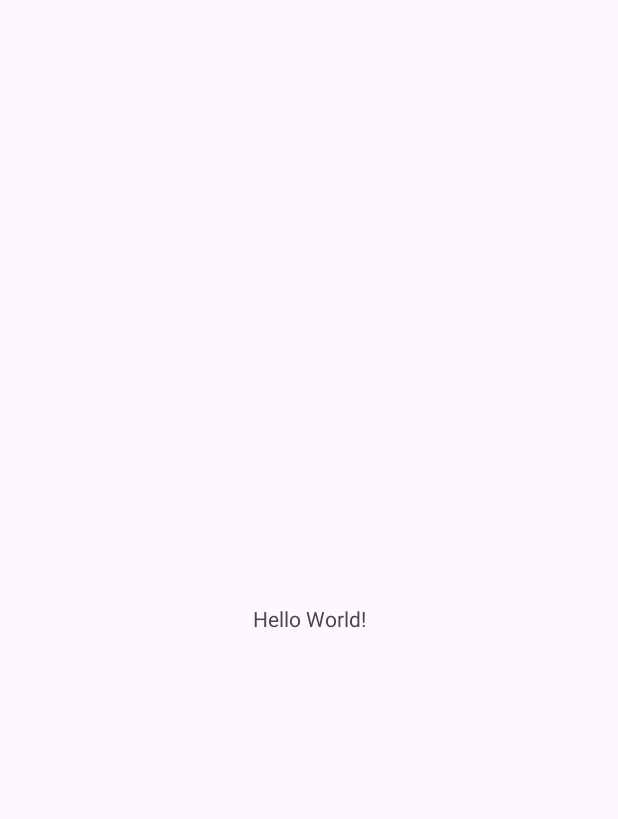
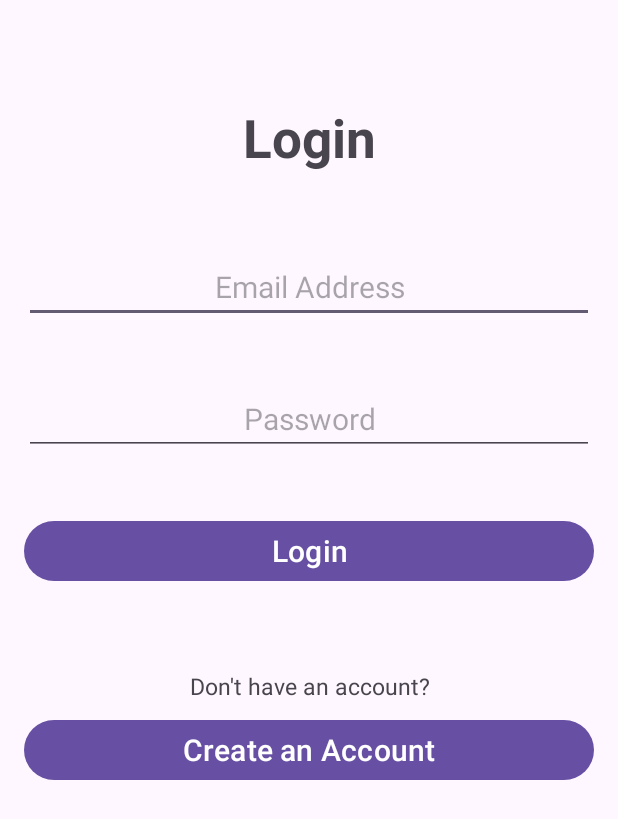
Before and after one commit to NeelMaddu268/CS2340_F25_Team6, an Android app: the screen it shows after launch (MainActivity before the commit, LoginActivity after it), on a phone screen of 412 x 824 dp. Before the commit the part shown is almost empty. Shown: the top 819 px of the screen. Run offline under Robolectric (Android 15) with nearby library versions, the phone set to English and light mode, and no system bars; our stand-ins replace Firebase (no records; nobody signed in at launch, a user with empty details on screens opened directly).

Commit message:
Added 2 empty view: Login Page and Create Account page. Each page has basic functionality and design. Firebase has been connected properly. Create Account and login button properly creates accounts and logins into accounts using the AuthenticationViewModel. Added colors to colors.xml. Organized the file structure into MVVM.

```diff
--- a/Project/Sprint0.5-main/app/build.gradle
+++ b/Project/Sprint0.5-main/app/build.gradle
@@ -1,5 +1,6 @@
 plugins {
     id 'com.android.application'
+    id 'com.google.gms.google-services'
 }
 
 android {
@@ -33,6 +34,8 @@ dependencies {
     implementation 'androidx.appcompat:appcompat:1.6.1'
     implementation 'com.google.android.material:material:1.11.0'
     implementation 'androidx.constraintlayout:constraintlayout:2.1.4'
+    implementation 'com.google.firebase:firebase-database:22.0.1'
+    implementation 'com.google.firebase:firebase-auth:24.0.1'
     testImplementation 'junit:junit:4.13.2'
     androidTestImplementation 'androidx.test.ext:junit:1.1.5'
     androidTestImplementation 'androidx.test.espresso:espresso-core:3.5.1'
--- a/Project/Sprint0.5-main/app/src/main/java/com/example/sprintproject/MainActivity.java
+++ /dev/null
@@ -1,14 +0,0 @@
-package com.example.sprintproject;
-
-import androidx.appcompat.app.AppCompatActivity;
-
-import android.os.Bundle;
-
-public class MainActivity extends AppCompatActivity {
-
-    @Override
-    protected void onCreate(Bundle savedInstanceState) {
-        super.onCreate(savedInstanceState);
-        setContentView(R.layout.activity_main);
-    }
-}
--- /dev/null
+++ b/Project/Sprint0.5-main/app/src/main/java/com/example/sprintproject/view/LoginActivity.java
@@ -0,0 +1,56 @@
+package com.example.sprintproject.view;
+
+import android.content.Intent;
+import android.os.Bundle;
+import android.util.Log;
+import android.view.View;
+import android.widget.Button;
+import android.widget.EditText;
+import android.widget.TextView;
+
+import androidx.appcompat.app.AppCompatActivity;
+
+import com.example.sprintproject.R;
+import com.example.sprintproject.viewmodel.AuthenticationViewModel;
+
+public class LoginActivity extends AppCompatActivity {
+
+    private AuthenticationViewModel authenticationViewModel;
+
+    private String email;
+    private String password;
+
+
+
+
+    @Override
+    protected void onCreate(Bundle savedInstanceState) {
+        super.onCreate(savedInstanceState);
+        setContentView(R.layout.activity_login);
+
+        Log.d("LoginActivity", "onCreate called");
+
+
+        EditText emailInput = findViewById(R.id.email);
+        EditText passwordInput = findViewById(R.id.password);
+        Button loginButton = findViewById(R.id.btnLogin);
+        Button createAccount = findViewById(R.id.btnCreateAccount);
+        TextView error = findViewById(R.id.error);
+
+        authenticationViewModel = new AuthenticationViewModel();
+
+        loginButton.setOnClickListener(v -> {
+            email = emailInput.getText().toString();
+            password = passwordInput.getText().toString();
+            authenticationViewModel.login(email, password);
+            if (authenticationViewModel.getErrorMessage() != null) {
+                error.setVisibility(View.VISIBLE);
+                error.setText(authenticationViewModel.getErrorMessage().getValue());
+            }
+        });
+
+        createAccount.setOnClickListener(v ->
+                startActivity(new Intent(LoginActivity.this, RegisterActivity.class))
+        );
+    }
+}
--- /dev/null
+++ b/Project/Sprint0.5-main/app/src/main/java/com/example/sprintproject/viewmodel/AuthenticationViewModel.java
@@ -0,0 +1,71 @@
+package com.example.sprintproject.viewmodel;
+
+import androidx.lifecycle.LiveData;
+import androidx.lifecycle.MutableLiveData;
+import androidx.lifecycle.ViewModel;
+
+import com.google.firebase.auth.FirebaseAuth;
+import com.google.firebase.auth.FirebaseUser;
+//import com.google.firebase.auth.AuthResult;
+//import com.google.firebase.database.FirebaseDatabase;
+//import com.google.firebase.database.DatabaseReference;
+import android.util.Log;
+
+
+public class AuthenticationViewModel extends ViewModel {
+    private final MutableLiveData<FirebaseUser> userLiveData;
+    private final FirebaseAuth mAuth;
+    private final MutableLiveData<String> errorMessage;
+
+    public AuthenticationViewModel() {
+        //DatabaseReference databaseReference = FirebaseDatabase.getInstance().getReference();
+        userLiveData = new MutableLiveData<>();
+        mAuth = FirebaseAuth.getInstance();
+        errorMessage = new MutableLiveData<>();
+    }
+
+//    public LiveData<FirebaseUser> getUserLiveData(){
+//        return userLiveData;
+//    }
+
+    public LiveData<String> getErrorMessage(){
+        return errorMessage;
+    }
+
+
+    public void login(String email, String password){
+        //logic for login
+        mAuth.signInWithEmailAndPassword(email, password)
+            .addOnCompleteListener(task -> {
+                if (task.isSuccessful()) {
+                    userLiveData.setValue(mAuth.getCurrentUser());
+                    errorMessage.setValue(null);
+                } else {
+                    userLiveData.setValue(null);
+                    errorMessage.setValue("Invalid email or password");
+                    Log.w("AuthenticationViewModel", "Failed to login", task.getException());
+                }
+            });
+    }
+
+    public void register(String email, String password){
+        //logic for register
+        mAuth.createUserWithEmailAndPassword(email, password)
+            .addOnCompleteListener(task -> {
+                if (task.isSuccessful()) {
+                    userLiveData.setValue(mAuth.getCurrentUser());
+                    errorMessage.setValue(null);
+                } else {
+                    userLiveData.setValue(null);
+                    errorMessage.setValue("Invalid email or password");
+                    Log.w("AuthenticationViewModel", "Failed to create an account", task.getException());
+                }
+            });
+    }
+
+
+
+//    public void logout(){
+//        //logic for logout
+//    }
+}
--- /dev/null
+++ b/Project/Sprint0.5-main/app/src/main/res/layout/activity_login.xml
@@ -0,0 +1,89 @@
+<?xml version="1.0" encoding="utf-8"?>
+<LinearLayout
+    xmlns:android="http://schemas.android.com/apk/res/android"
+    xmlns:app="http://schemas.android.com/apk/res-auto"
+    xmlns:tools="http://schemas.android.com/tools"
+    android:layout_width="match_parent"
+    android:layout_height="match_parent"
+    android:orientation="vertical"
+    android:padding="16dp"
+    tools:context=".view.LoginActivity">
+
+
+    <TextView
+        android:id="@+id/login_text"
+        android:layout_width="match_parent"
+        android:layout_height="wrap_content"
+        android:text="@string/Login_Text"
+        android:textSize="35sp"
+        android:textStyle="bold"
+        android:gravity="center"
+        android:padding="12dp"
+        android:layout_marginTop="40dp"
+        />
+
+
+    <EditText
+        android:id="@+id/email"
+        android:layout_width="match_parent"
+        android:layout_height="wrap_content"
+        android:hint="@string/email_address"
+        android:autofillHints="emailAddress"
+        android:gravity="center"
+        android:layout_marginTop="40dp"
+        android:textSize="20sp"
+        android:inputType="textEmailAddress"
+        />
+
+    <EditText
+        android:id="@+id/password"
+        android:layout_width="match_parent"
+        android:layout_height="wrap_content"
+        android:autofillHints="password"
+        android:hint="@string/Password_Text"
+        android:gravity="center"
+        android:layout_marginTop="40dp"
+        android:inputType="textPassword"
+        android:textSize="20sp"
+        />
+
+    <Button
+        android:id="@+id/btnLogin"
+        android:layout_width="match_parent"
+        android:layout_height="wrap_content"
+        android:text="@string/Login_Text"
+        android:textSize="20sp"
+        android:layout_marginTop="40dp"
+        />
+
+    <TextView
+        android:id="@+id/error"
+        android:layout_width="match_parent"
+        android:layout_height="wrap_content"
+        android:textSize="15sp"
+        android:gravity="center"
+        android:padding="8dp"
+        android:textColor="@color/red"
+        android:visibility="invisible"
+        />
+
+    <TextView
+        android:id="@+id/info"
+        android:layout_width="match_parent"
+        android:layout_height="wrap_content"
+        android:text="@string/don_t_have_an_account"
+        android:textSize="15sp"
+        android:gravity="center"
+        android:padding="8dp"
+        android:layout_marginTop="10dp"
+        />
+
+    <Button
+        android:id="@+id/btnCreateAccount"
+        android:layout_width="match_parent"
+        android:layout_height="wrap_content"
+        android:text="@string/create_an_account"
+        android:textSize="20sp"
+        />
+
+</LinearLayout>
--- a/Project/Sprint0.5-main/app/src/main/res/layout/activity_main.xml
+++ b/Project/Sprint0.5-main/app/src/main/res/layout/activity_main.xml
@@ -4,7 +4,7 @@
     xmlns:tools="http://schemas.android.com/tools"
     android:layout_width="match_parent"
     android:layout_height="match_parent"
-    tools:context=".MainActivity">
+    tools:context=".view.MainActivity">
 
     <TextView
         android:layout_width="wrap_content"
--- a/Project/Sprint0.5-main/app/src/main/res/values/colors.xml
+++ b/Project/Sprint0.5-main/app/src/main/res/values/colors.xml
@@ -2,4 +2,7 @@
 <resources>
     <color name="black">#FF000000</color>
     <color name="white">#FFFFFFFF</color>
+    <color name="blue">#0000FF</color>
+    <color name="red">#FF0000</color>
+
 </resources>
--- a/Project/Sprint0.5-main/app/src/main/res/values/strings.xml
+++ b/Project/Sprint0.5-main/app/src/main/res/values/strings.xml
@@ -1,3 +1,13 @@
 <resources>
     <string name="app_name">SprintProject</string>
+    <string name="Password_Text">Password</string>
+    <string name="Login_Text">Login</string>
+    <string name="email_address">Email Address</string>
+    <string name="don_t_have_an_account">Don\'t have an account?</string>
+    <string name="create_an_account">Create an Account</string>
+    <string name="error_message_goes_here">Error Message Goes Here</string>
+    <string name="already_have_an_account">Already have an account?</string>
+    <string name="login">Login</string>
+    <string name="create_account">Create Account</string>
+    <string name="password">Password</string>
 </resources>
--- a/Project/Sprint0.5-main/build.gradle
+++ b/Project/Sprint0.5-main/build.gradle
@@ -1,4 +1,5 @@
 // Top-level build file where you can add configuration options common to all sub-projects/modules.
 plugins {
 id 'com.android.application' version '8.2.1' apply false
+    id 'com.google.gms.google-services' version '4.4.3' apply false
 }
```
Also changed, not shown: Project/Sprint0.5-main/app/src/main/AndroidManifest.xml (+22 -1 lines), Project/Sprint0.5-main/app/src/main/java/com/example/sprintproject/model/User.java (added, +19 -0 lines), Project/Sprint0.5-main/app/src/main/java/com/example/sprintproject/view/MainActivity.java (added, +17 -0 lines), Project/Sprint0.5-main/app/src/main/java/com/example/sprintproject/view/RegisterActivity.java (added, +54 -0 lines), Project/Sprint0.5-main/app/src/main/res/layout/activity_register.xml (added, +90 -0 lines), Project/Sprint0.5-main/app/src/main/res/layout/create_account_page.xml (deleted, +0 -18 lines), Project/Sprint0.5-main/app/src/main/res/layout/login_page.xml (deleted, +0 -18 lines).
